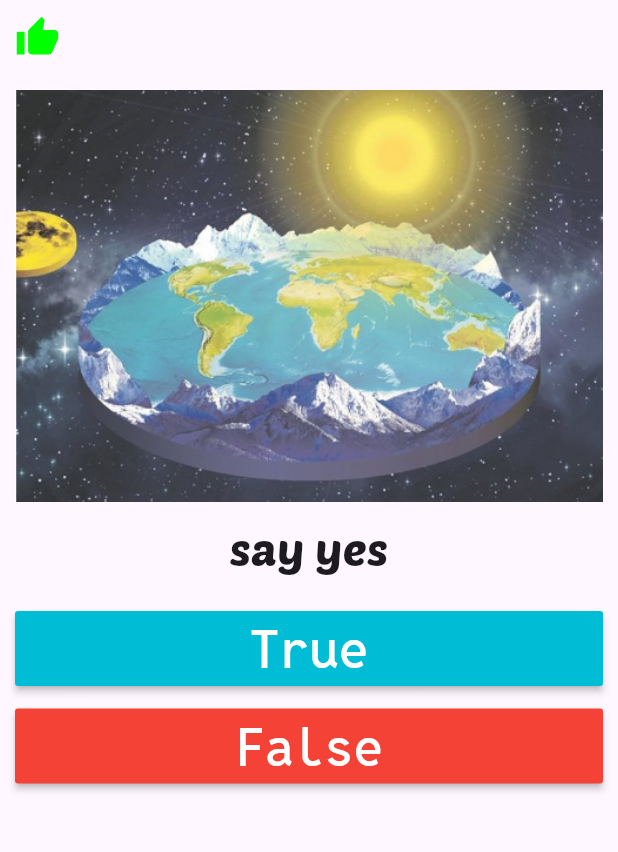
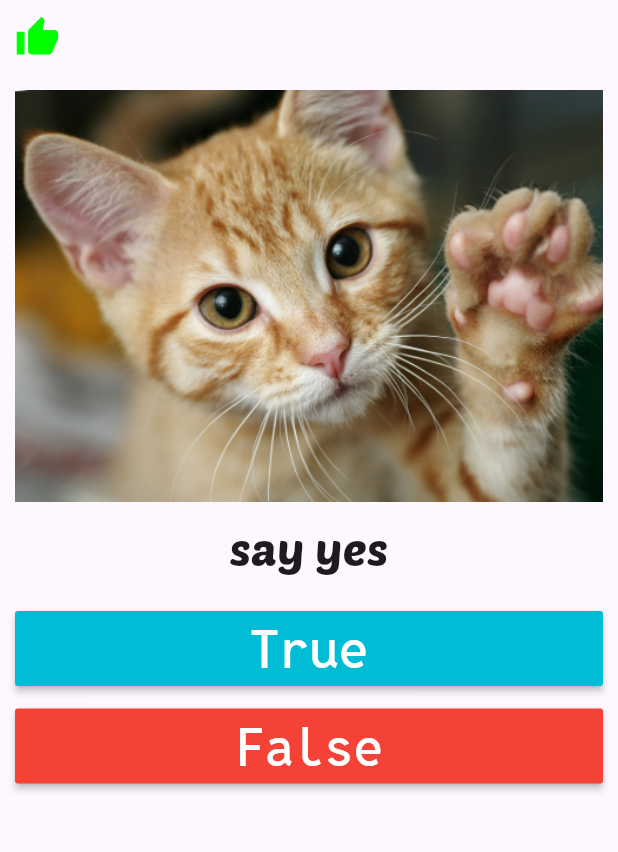
Before and after one commit to Sherif-lotfy/Test-app, a Flutter app: the screen it shows after launch, after a tap on "True", on a phone screen of 412 x 824 dp, the part 84-936 px from its top. Run offline on Flutter 3.47's test engine with Material 3 defaults, Android fonts, the phone set to English and light mode, and no system bars.

Commit message:
fixing some issues

```diff
--- a/lib/main.dart
+++ b/lib/main.dart
@@ -1,4 +1,8 @@
 import 'package:flutter/material.dart';
+
+import 'question_list.dart';
+
+Questionlist qs = Questionlist();
 
 void main() {
   runApp(
@@ -7,19 +11,6 @@ void main() {
     ),
   );
 }
-
-class Qs {
-  String photoUrl, theQ;
-  bool qans;
-  Qs(this.photoUrl, this.theQ, this.qans);
-}
-
-List<Qs> qs = [
-  Qs('image-1.jpg', 'say yes', true),
-  Qs('image-2.jpg', 'say yes', true),
-  Qs('image-3.jpg', 'say no', false),
-  Qs('image-4.jpg', 'say yes', true),
-];
 
 class MainApp extends StatefulWidget {
   const MainApp({super.key});
@@ -88,32 +79,27 @@ class _ThecontentState extends State<Thecontent> {
     );
   }
 
-  List<Row> answers = [];
+  List<Widget> answers = [];
 
   void check(bool ans) {
-    if (currentQ.qans == ans) {
+    if (qs.getAnswer() == ans) {
       answers.add(like());
     } else {
       answers.add(dislike());
     }
     //issues fixed by this ...
     setState(() {
-      if (qs.isNotEmpty) {
-        currentQ = qs.last;
-        qs.removeLast();
-      }
+      qs.nextQuestion();
     });
   }
-
-  Qs currentQ = qs.isNotEmpty ? qs.last : Qs("", "", false);
 
   Widget printQ() {
     return Column(
       children: [
-        Image.asset('imgs/${currentQ.photoUrl}'),
+        Image.asset('imgs/${qs.getImg()}'),
         const SizedBox(height: 10),
         Text(
-          currentQ.theQ,
+          qs.getText(),
           style: const TextStyle(
             fontFamily: 'PoetsenOne',
             fontSize: 30,
@@ -128,22 +114,14 @@ class _ThecontentState extends State<Thecontent> {
     return Column(
       mainAxisAlignment: MainAxisAlignment.center,
       children: [
+        //The array of answers...
         Row(children: answers),
         const SizedBox(height: 20),
-        if (qs.isNotEmpty)
-          printQ()
-        else
-          const Center(
-            child: Text(
-              "We are done here ...",
-              style: TextStyle(
-                fontFamily: 'Mono',
-                fontSize: 30,
-              ),
-            ),
-          ),
+        //The Question...
+        printQ(),
+
         const SizedBox(height: 20),
-        if (qs.isNotEmpty)
+        //Buttons...
         Expanded(
           child: Column(
             crossAxisAlignment: CrossAxisAlignment.stretch,
--- /dev/null
+++ b/lib/question_list.dart
@@ -0,0 +1,33 @@
+class Qs {
+  String img, text;
+  bool answer;
+  Qs({required this.img, required this.text, required this.answer});
+}
+
+class Questionlist {
+  int questionNumber = 0;
+  final List<Qs> questionlist = [
+    Qs(img: 'image-1.jpg', text: 'say yes', answer: true),
+    Qs(img: 'image-2.jpg', text: 'say yes', answer: true),
+    Qs(img: 'image-3.jpg', text: 'say no', answer: false),
+    Qs(img: 'image-4.jpg', text: 'say yes', answer: true),
+  ];
+  String getImg() {
+    return questionlist[questionNumber].img;
+  }
+
+  String getText() {
+    return questionlist[questionNumber].text;
+  }
+
+  bool getAnswer() {
+    return questionlist[questionNumber].answer;
+  }
+
+  void nextQuestion() {
+    // if (questionNumber < questionlist.length -1) {
+    //   questionNumber++;
+    // }
+    questionNumber = (questionNumber + 1) % 4;
+  }
+}
```
Also changed, not shown: 1 other file. Lines whose indentation alone changed are shown as unchanged.
